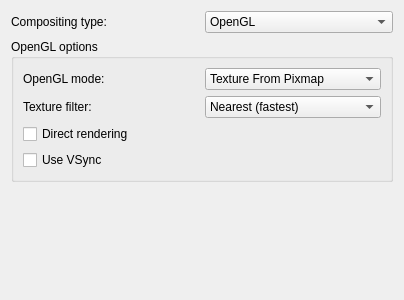
Before: the Qt Designer form kcmkwin/kwincompositing/advanced.ui in KDE/kwin, drawn with Qt 5.
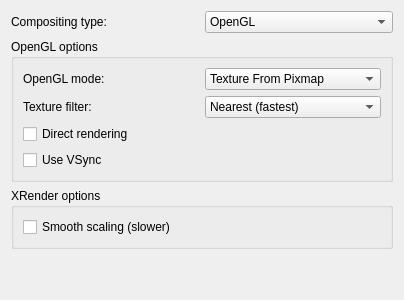
After: the same form once the commit is applied.

Commit message: Add separate option for smooth scaling in XRender mode.   It's slow (software scaling), so it's disabled by default.

Diff of the .ui file:
```diff
--- a/kcmkwin/kwincompositing/advanced.ui
+++ b/kcmkwin/kwincompositing/advanced.ui
@@ -118,6 +118,22 @@
      </layout>
     </widget>
    </item>
+   <item>
+    <widget class="QGroupBox" name="xrenderGroup" >
+     <property name="title" >
+      <string>XRender options</string>
+     </property>
+     <layout class="QVBoxLayout" >
+      <item>
+       <widget class="QCheckBox" name="xrenderSmoothScale" >
+        <property name="text" >
+         <string>Smooth scaling (slower)</string>
+        </property>
+       </widget>
+      </item>
+     </layout>
+    </widget>
+   </item>
    <item>
     <spacer>
      <property name="orientation" >
```
The commit also changes 4 other files.
